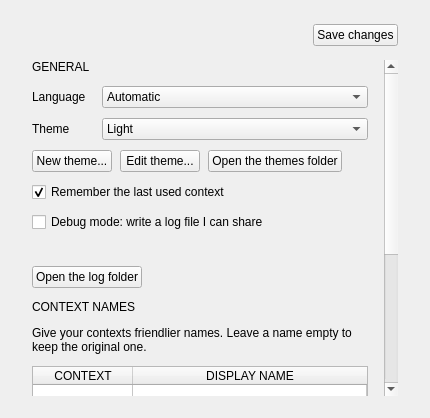
Before: the Qt Designer form src/kubescope/ui/settings_page.ui in dcotecnologia/kubescope, drawn with Qt 5.
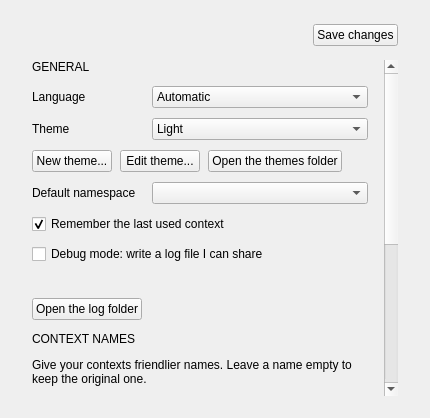
After: the same form once the commit is applied.

Commit message:
feat(settings): choose the default namespace, and open in the dark theme
Settings gets a select for the namespace each context opens on, validated as
a Kubernetes namespace name when the file is read. Dark becomes the default
theme, for a new install and for a saved theme that no longer exists.

Diff of the .ui file:
```diff
--- a/src/kubescope/ui/settings_page.ui
+++ b/src/kubescope/ui/settings_page.ui
@@ -216,7 +216,27 @@
              </item>
             </layout>
            </item>
-           <item row="3" column="0" colspan="2">
+           <item row="3" column="0">
+            <widget class="QLabel" name="defaultNamespaceLabel">
+             <property name="text">
+              <string>Default namespace</string>
+             </property>
+            </widget>
+           </item>
+           <item row="3" column="1">
+            <widget class="QComboBox" name="defaultNamespaceCombo">
+             <property name="minimumSize">
+              <size>
+               <width>200</width>
+               <height>0</height>
+              </size>
+             </property>
+             <property name="toolTip">
+              <string>The namespace each context opens on. Leave empty to show all of them.</string>
+             </property>
+            </widget>
+           </item>
+           <item row="4" column="0" colspan="2">
             <widget class="QCheckBox" name="rememberCheck">
              <property name="text">
               <string>Remember the last used context</string>
@@ -226,14 +246,14 @@
              </property>
             </widget>
            </item>
-           <item row="4" column="0" colspan="2">
+           <item row="5" column="0" colspan="2">
             <widget class="QCheckBox" name="debugCheck">
              <property name="text">
               <string>Debug mode: write a log file I can share</string>
              </property>
             </widget>
            </item>
-           <item row="5" column="0" colspan="2">
+           <item row="6" column="0" colspan="2">
             <widget class="QLabel" name="debugHint">
              <property name="text">
               <string notr="true" />
@@ -249,7 +269,7 @@
              </property>
             </widget>
            </item>
-           <item row="6" column="0" colspan="2">
+           <item row="7" column="0" colspan="2">
             <layout class="QHBoxLayout" name="logButtonsRow">
              <item>
               <widget class="QPushButton" name="openLogsButton">
```
The commit also changes 6 other files.
